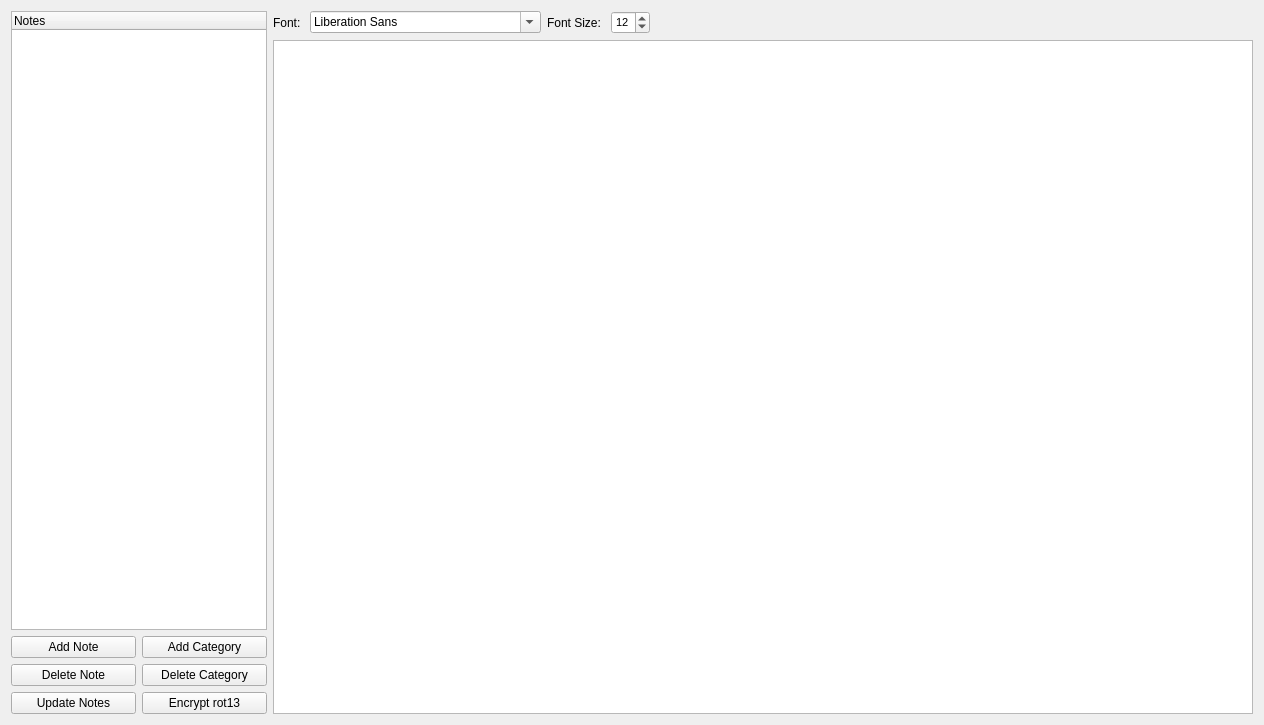
Old version of the form tools/notestool.ui in the repository PhilInTheGaps/GM-Companion.
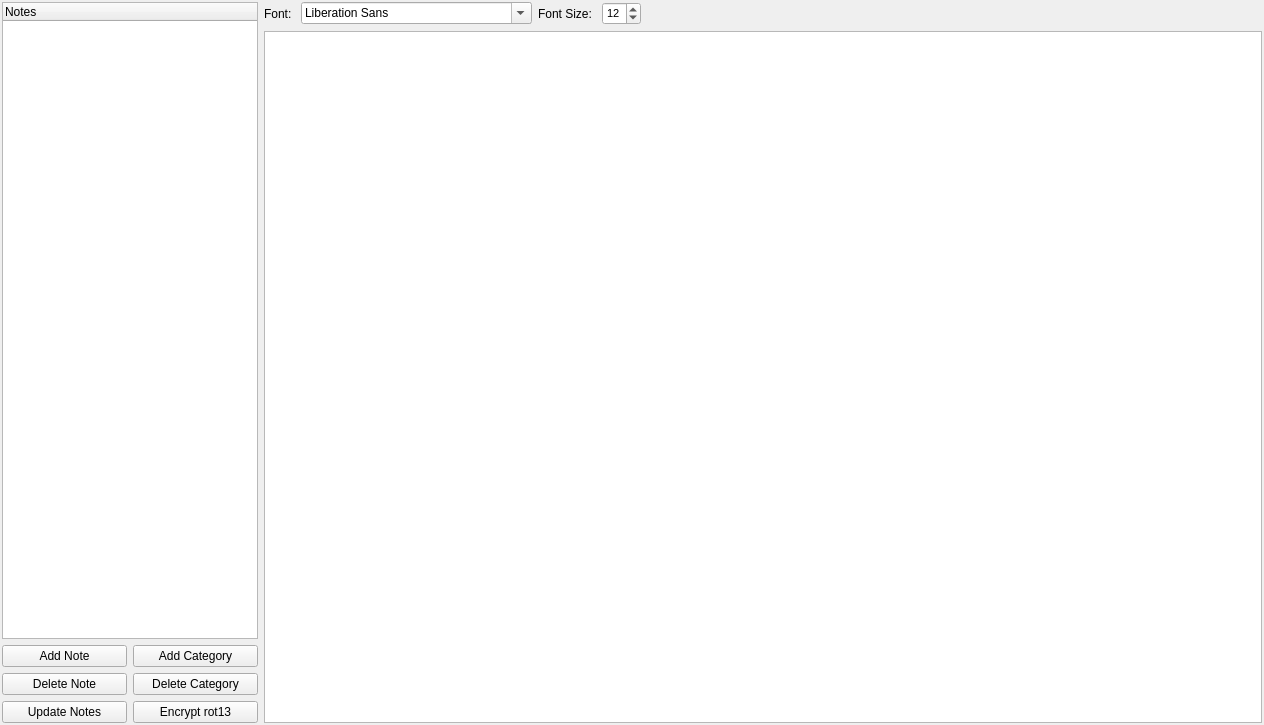
New version of the form.

Commit message: Changed top layout margins to 2px

The edit to the form file:
```diff
--- a/tools/notestool.ui
+++ b/tools/notestool.ui
@@ -14,6 +14,18 @@
    <string>Form</string>
   </property>
   <layout class="QHBoxLayout" name="horizontalLayout_2">
+   <property name="leftMargin">
+    <number>2</number>
+   </property>
+   <property name="topMargin">
+    <number>2</number>
+   </property>
+   <property name="rightMargin">
+    <number>2</number>
+   </property>
+   <property name="bottomMargin">
+    <number>2</number>
+   </property>
    <item>
     <layout class="QVBoxLayout" name="verticalLayout">
      <item>
```
The commit also changes 6 other files.
